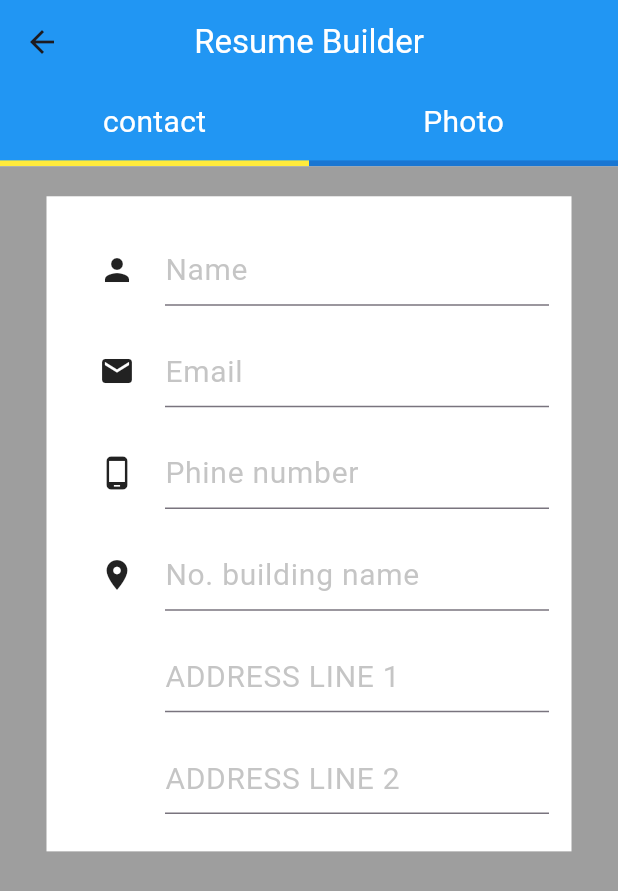
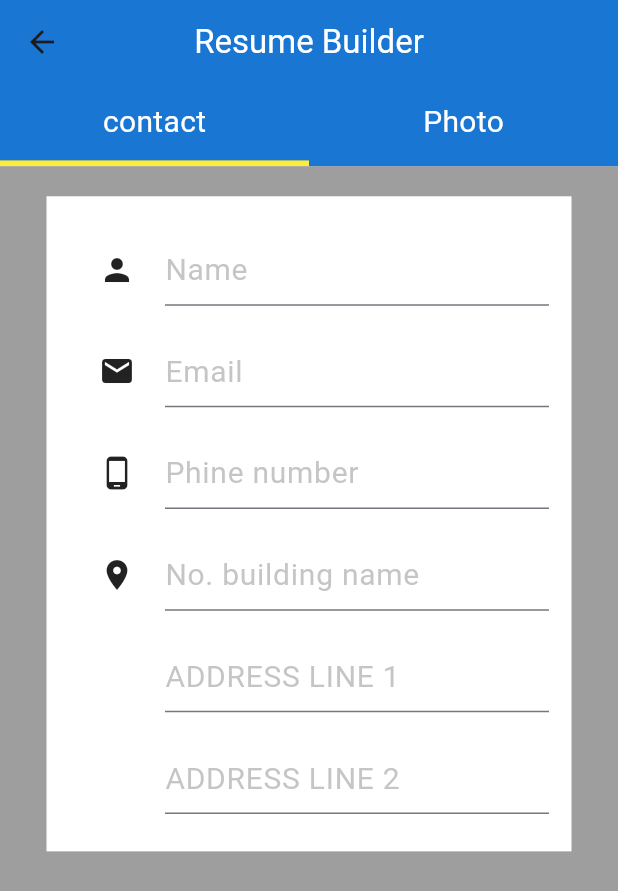
Before and after one commit to vrundpadariya/vrund_resume_builder_app, a Flutter app: the screen it shows after launch, after a tap on the "add" icon, after a tap on the "navigate next" icon, on a phone screen of 412 x 824 dp. Shown: the top 891 px of the screen. Run offline on Flutter 3.47's test engine with Material 2 defaults, Android fonts, the phone set to English and light mode, and no system bars.

Commit message:
5 commit

```diff
--- a/lib/components/Build_global.dart
+++ b/lib/components/Build_global.dart
@@ -12,7 +12,7 @@ List<Map<String, dynamic>> BuildCatogaries = [
   {
     "name": "Personal Detail",
     "icon": "lib/Assets/user.png",
-    "route_name": "personal detail",
+    "route_name": "personal_detail",
   },
   {
     "name": "Education",
--- a/lib/screen/Build_opition.dart
+++ b/lib/screen/Build_opition.dart
@@ -1,6 +1,5 @@
 import 'package:flutter/material.dart';
 import 'package:resume_app/components/global.dart';
-
 import '../components/Build_global.dart';
 
 class build_opition extends StatefulWidget {
--- a/lib/screen/Build_opition_page/contact_info.dart
+++ b/lib/screen/Build_opition_page/contact_info.dart
@@ -16,7 +16,8 @@ class _Contact_pageState extends State<Contact_page> {
     return Scaffold(
       appBar: AppBar(
         centerTitle: true,
-        backgroundColor: Colors.blue,
+        backgroundColor: Globals.background,
+
         title: const Text(
           "Resume Builder",
           style: TextStyle(color: Colors.white),
@@ -27,9 +28,9 @@ class _Contact_pageState extends State<Contact_page> {
           Expanded(
             flex: 1,
             child: Container(
-              height: 60,
+              height: 60  ,
               alignment: Alignment.topCenter,
-              color: Colors.blue,
+                color: Globals.background,
               child: Row(
                 children: [
                   Expanded(
@@ -44,6 +45,7 @@ class _Contact_pageState extends State<Contact_page> {
                         children: [
                           Expanded(
                             flex: 13,
+                            child: GestureDetector(
                               child: Container(
                                 alignment: Alignment.center,
                                 child: const Text(
@@ -51,6 +53,7 @@ class _Contact_pageState extends State<Contact_page> {
                                   style: TextStyle(
                                     fontSize: 20,
                                     color: Colors.white,
+                                  ),
                                 ),
                               ),
                             ),
--- a/lib/screen/homepage.dart
+++ b/lib/screen/homepage.dart
@@ -17,11 +17,12 @@ class _HomepageState extends State<Homepage> {
           Expanded(
             flex: 2,
             child: Container(
+             alignment: Alignment.bottomCenter,
               height: 150,
               width: 500,
               color: Globals.background,
               child: Column(
-                mainAxisAlignment: MainAxisAlignment.spaceAround,
+                // mainAxisAlignment: MainAxisAlignment.center,
                 children: [
                   Text(
                     "Resume Builder",
@@ -31,7 +32,7 @@ class _HomepageState extends State<Homepage> {
                     ),
                   ),
                   const SizedBox(
-                    height: 10,
+                    height: 50,
                   ),
                   Text(
                     "RESUMES",
--- a/lib/screen/main.dart
+++ b/lib/screen/main.dart
@@ -4,6 +4,7 @@ import 'package:resume_app/screen/homepage.dart';
 import 'package:resume_app/screen/splash.dart';
 
 import 'Build_opition.dart';
+import 'Build_opition_page/personal_detail.dart';
 
 void main() {
   runApp(
@@ -15,6 +16,7 @@ void main() {
         'homepage': (context) => const Homepage(),
         'build': (context) => const build_opition(),
         'contact': (context) => const Contact_page(),
+        'personal_detail': (context) => const personaldetail(),
       },
     ),
   );
--- a/lib/screen/splash.dart
+++ b/lib/screen/splash.dart
@@ -23,13 +23,13 @@ class _splash_pageState extends State<splash_page> {
             Container(
               height: 300,
               width: 300,
-              decoration: BoxDecoration(
+              decoration: const BoxDecoration(
                 image: DecorationImage(
                   image: AssetImage("lib/Assets/atbox-resume-factory.gif"),
                 ),
               ),
             ),
-            Text("I Love My India ❤️"),
+            const Text("I Love My India ❤️"),
           ],
         ),
       ),
```
Also changed, not shown: lib/screen/Build_opition_page/personal_detail.dart (added, +32 -0 lines). Lines whose indentation alone changed are shown as unchanged.
